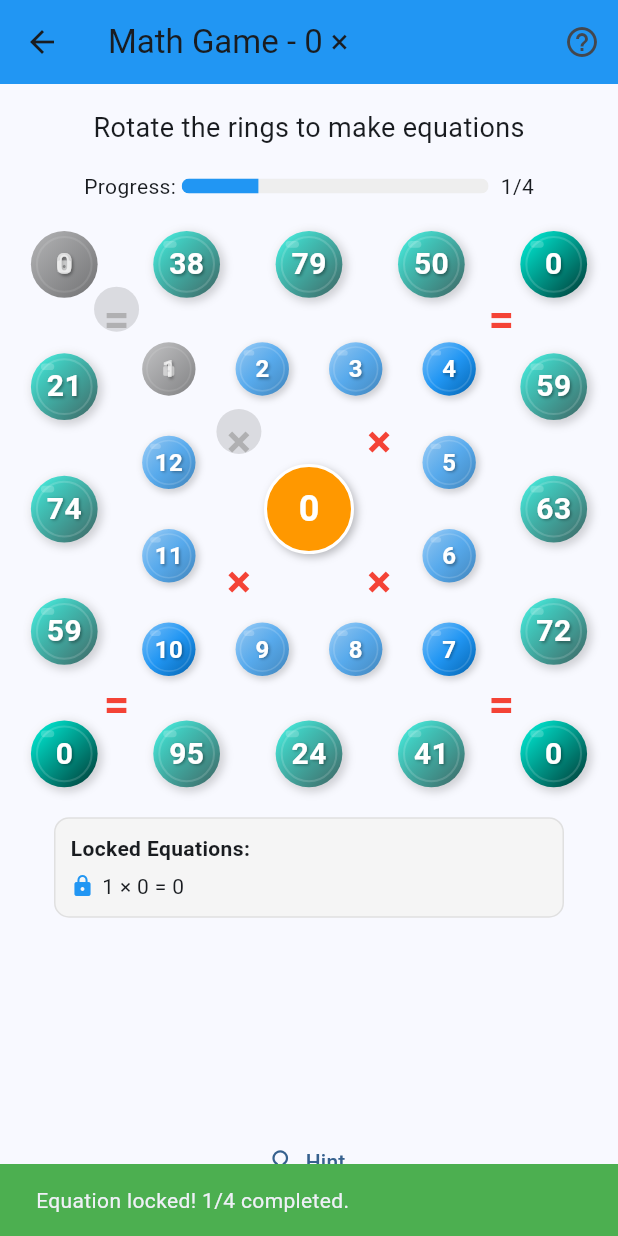
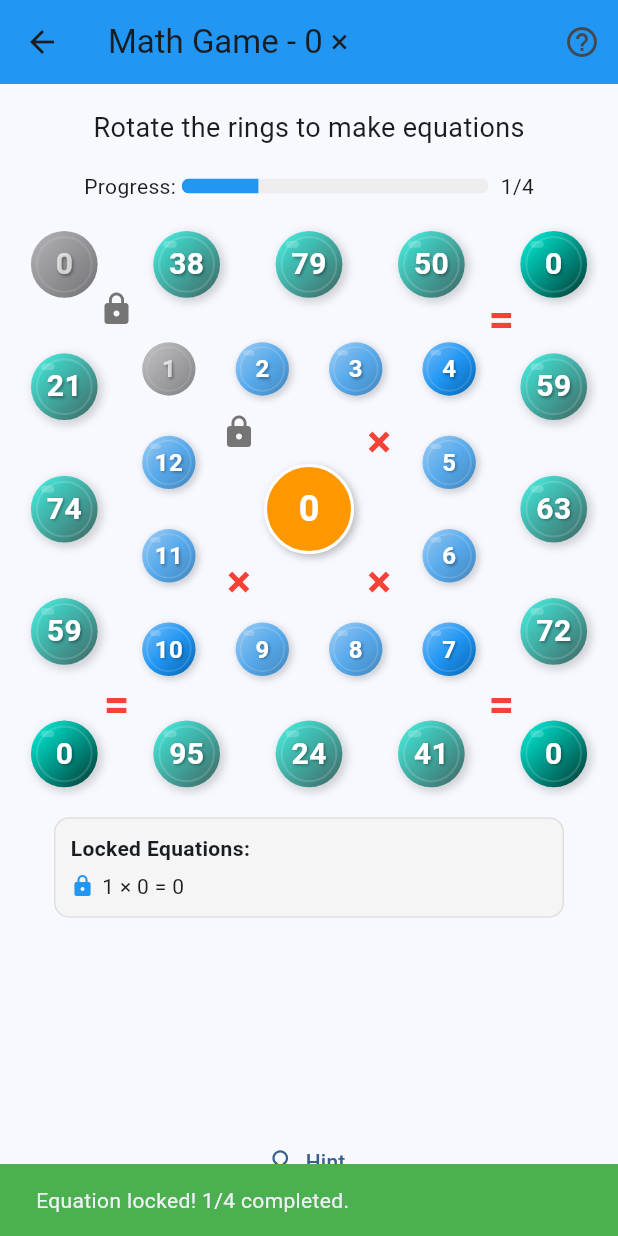
Before and after one commit to dannyboy166/math_skills_game, a Flutter app: the GameScreen screen opened directly with empty values, after a tap on an icon or button, on a phone screen of 412 x 824 dp. Run offline on Flutter 3.47's test engine with Material 3 defaults, Android fonts, the phone set to English and light mode, and no system bars.

Commit message:
lock looking better

```diff
--- a/lib/widgets/clickable_equals.dart
+++ b/lib/widgets/clickable_equals.dart
@@ -1,4 +1,3 @@
-// lib/widgets/clickable_equals.dart
 import 'package:flutter/material.dart';
 
 class ClickableEquals extends StatefulWidget {
@@ -44,24 +43,18 @@ class _ClickableEqualsState extends State<ClickableEquals> with SingleTickerProv
 
   void _handleTapDown(TapDownDetails details) {
     if (!widget.isLocked) {
-      setState(() {
-      });
       _controller.forward();
     }
   }
 
   void _handleTapUp(TapUpDetails details) {
     if (!widget.isLocked) {
-      setState(() {
-      });
       _controller.reverse();
     }
   }
 
   void _handleTapCancel() {
     if (!widget.isLocked) {
-      setState(() {
-      });
       _controller.reverse();
     }
   }
@@ -87,17 +80,25 @@ class _ClickableEqualsState extends State<ClickableEquals> with SingleTickerProv
               width: widget.size,
               height: widget.size,
               alignment: Alignment.center,
-              decoration: widget.isLocked ? BoxDecoration(
-                color: Colors.black12,
-                shape: BoxShape.circle,
-              ) : null,
-              child: Text(
+              child: Stack(
+                alignment: Alignment.center,
+                children: [
+                  // Show equals sign when not locked, lock icon when locked
+                  widget.isLocked
+                    ? Icon(
+                        Icons.lock,
+                        size: 24,
+                        color: Colors.grey.shade600,
+                      )
+                    : Text(
                         "=",
                         style: TextStyle(
                           fontSize: 30,
                           color: textColor.withOpacity(textOpacity),
                           fontWeight: FontWeight.bold,
                         ),
+                      ),
+                ],
               ),
             ),
           ),
--- a/lib/widgets/equation_layout.dart
+++ b/lib/widgets/equation_layout.dart
@@ -1,4 +1,3 @@
-// lib/widgets/equation_layout.dart
 import 'package:flutter/material.dart';
 import '../models/operation_config.dart';
 import '../models/locked_equation.dart';
@@ -75,17 +74,25 @@ class EquationLayout extends StatelessWidget {
             width: symbolSize,
             height: symbolSize,
             alignment: Alignment.center,
-            decoration: isLocked ? BoxDecoration(
-              color: Colors.black12,
-              shape: BoxShape.circle,
-            ) : null,
-            child: Text(
+            child: Stack(
+              alignment: Alignment.center,
+              children: [
+                // Show operation symbol when not locked, lock icon when locked
+                isLocked
+                  ? Icon(
+                      Icons.lock,
+                      size: 24,
+                      color: Colors.grey.shade600,
+                    )
+                  : Text(
                       operation.symbol,
                       style: TextStyle(
                         fontSize: 30,
                         color: textColor.withOpacity(opacity),
                         fontWeight: FontWeight.bold,
                       ),
+                    ),
+              ],
             ),
           ),
         ),
@@ -130,10 +137,15 @@ class EquationLayout extends StatelessWidget {
       return Positioned(
         left: midX - symbolSize / 2,
         top: midY - symbolSize / 2,
+        child: Container(
+          width: symbolSize,
+          height: symbolSize,
+          alignment: Alignment.center,
           child: ClickableEquals(
             onTap: () => onEquationTap(index),
             isLocked: isLocked,
             size: symbolSize,
+          ),
         ),
       );
     });
--- a/lib/widgets/number_tile.dart
+++ b/lib/widgets/number_tile.dart
@@ -5,7 +5,7 @@ import 'dart:math' as math;
 class NumberTile extends StatefulWidget {
   final int number;
   final Color color;
-  final bool isLocked;  // Changed from isDisabled to isLocked
+  final bool isLocked;
   final VoidCallback? onTap;
   final double size;
 
@@ -13,7 +13,7 @@ class NumberTile extends StatefulWidget {
     Key? key,
     required this.number,
     required this.color,
-    this.isLocked = false,  // Changed from isDisabled to isLocked
+    this.isLocked = false,
     this.onTap,
     this.size = 45,
   }) : super(key: key);
@@ -211,13 +211,7 @@ class _NumberTileState extends State<NumberTile> with SingleTickerProviderStateM
             ),
           ),
 
-        // Add a lock icon if locked
-        if (widget.isLocked)
-          Icon(
-            Icons.lock,
-            color: Colors.white.withOpacity(0.5),
-            size: widget.size * 0.3,
-          ),
+        // Removed lock icon from number tiles
       ],
     );
   }
@@ -268,13 +262,7 @@ class _NumberTileState extends State<NumberTile> with SingleTickerProviderStateM
           ),
         ),
 
-        // Add a lock icon if locked
-        if (widget.isLocked)
-          Icon(
-            Icons.lock,
-            color: Colors.white.withOpacity(0.5),
-            size: widget.size * 0.3,
-          ),
+        // Removed lock icon from number tiles
       ],
     );
   }
```
Lines whose indentation alone changed are shown as unchanged.
